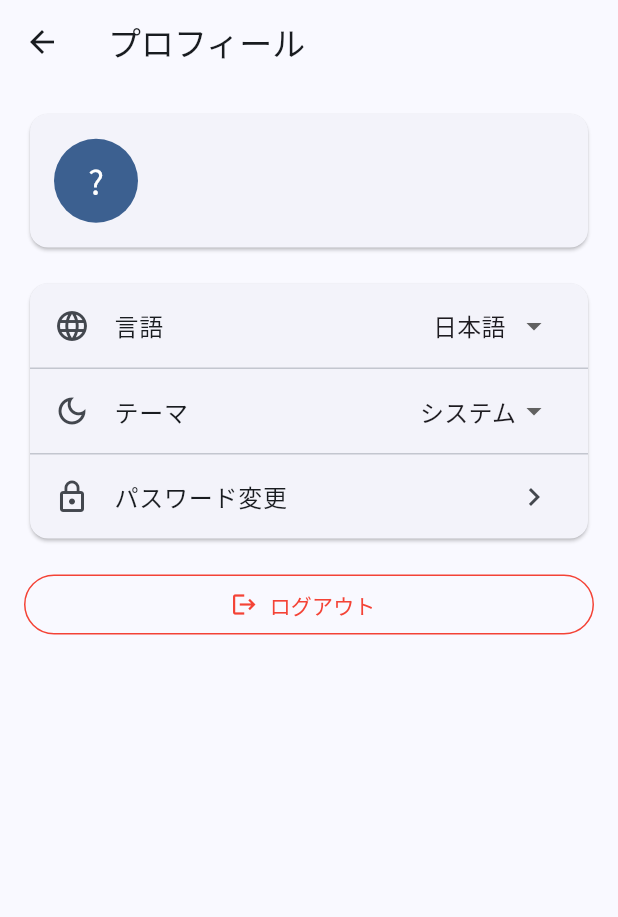
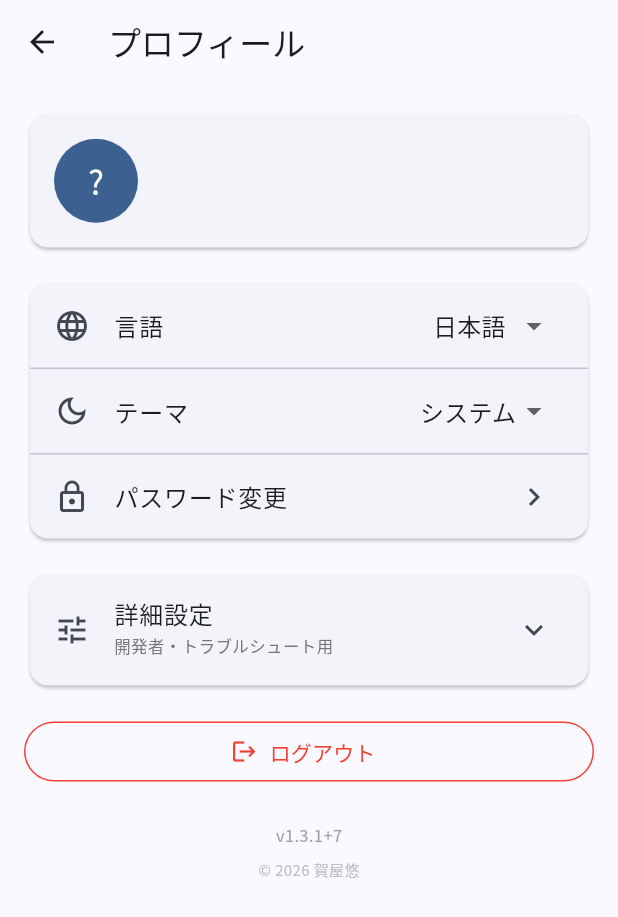
Before and after one commit to Haruka-Kaya/attendance-app, a Flutter app: the ProfileScreen screen opened directly, on a phone screen of 412 x 824 dp. Shown: the top 917 px of the screen. Run offline on Flutter 3.47's test engine with Material 3 defaults, Android fonts, the phone set to English and light mode, and no system bars; our stand-ins replace dio, flutter_secure_storage, google_fonts, open_filex, package_info_plus, shared_preferences and 1 more; accounts and stored records are empty; network calls fail.

```diff
--- a/lib/main.dart
+++ b/lib/main.dart
@@ -8,9 +8,11 @@ import 'providers/event_provider.dart';
 import 'providers/attendance_provider.dart';
 import 'providers/theme_provider.dart';
 import 'providers/language_provider.dart';
+import 'providers/debug_provider.dart';
 import 'screens/login_screen.dart';
 import 'screens/main_screen.dart';
 import 'screens/change_password_screen.dart';
+import 'screens/onboarding_screen.dart';
 import 'screens/update_screen.dart';
 import 'services/update_service.dart';
 
@@ -29,6 +31,7 @@ class AttendanceApp extends StatelessWidget {
       providers: [
         ChangeNotifierProvider(create: (_) => ThemeProvider()),
         ChangeNotifierProvider(create: (_) => LanguageProvider()),
+        ChangeNotifierProvider(create: (_) => DebugProvider()),
         ChangeNotifierProvider(create: (_) => AuthProvider()..init()),
         ChangeNotifierProvider(create: (_) => EventProvider()),
         ChangeNotifierProvider(create: (_) => AttendanceProvider()),
@@ -103,7 +106,8 @@ class _AppGateState extends State<_AppGate> {
     }
     if (!auth.isLoggedIn) return const LoginScreen();
     if (auth.mustChangePw) {
-      return const ChangePasswordScreen(forced: true);
+      // 初回ログインはオンボーディング画面 (パスワード+プロフィール一括登録)
+      return const OnboardingScreen();
     }
     return const MainScreen();
   }
--- a/lib/models/user.dart
+++ b/lib/models/user.dart
@@ -2,7 +2,7 @@ class UserModel {
   final int id;
   final String email;
   final String name;
-  final int? grade;
+  final String? grade;
   final String? userClass;
   final String role;
   final List<String> positions;
@@ -25,7 +25,7 @@ class UserModel {
         id:                  j['id'] as int,
         email:               j['email'] as String,
         name:                j['name'] as String,
-        grade:               j['grade'] as int?,
+        grade:               j['grade']?.toString(),
         userClass:           j['user_class'] as String?,
         role:                j['role'] as String,
         positions:           List<String>.from(j['positions'] ?? []),
--- /dev/null
+++ b/lib/providers/debug_provider.dart
@@ -0,0 +1,31 @@
+import 'package:flutter/foundation.dart';
+import 'package:shared_preferences/shared_preferences.dart';
+
+/// デバッグ設定 (詳細エラー表示など)。
+///
+/// `DebugProvider.verbose` でウィジェット外からも参照可能。
+class DebugProvider extends ChangeNotifier {
+  static bool _verbose = false;
+
+  /// ウィジェット外(エラーハンドラ等)から参照する用
+  static bool get verbose => _verbose;
+
+  bool get verboseErrors => _verbose;
+
+  DebugProvider() {
+    _load();
+  }
+
+  Future<void> _load() async {
+    final prefs = await SharedPreferences.getInstance();
+    _verbose = prefs.getBool('verbose_errors') ?? false;
+    notifyListeners();
+  }
+
+  Future<void> setVerbose(bool v) async {
+    _verbose = v;
+    notifyListeners();
+    final prefs = await SharedPreferences.getInstance();
+    await prefs.setBool('verbose_errors', v);
+  }
+}
--- a/lib/screens/profile_screen.dart
+++ b/lib/screens/profile_screen.dart
@@ -1,18 +1,26 @@
 import 'package:flutter/material.dart';
 import 'package:provider/provider.dart';
+import 'package:package_info_plus/package_info_plus.dart';
 import '../providers/auth_provider.dart';
 import '../providers/theme_provider.dart';
 import '../providers/language_provider.dart';
+import '../providers/debug_provider.dart';
 import 'change_password_screen.dart';
 
 class ProfileScreen extends StatelessWidget {
   const ProfileScreen({super.key});
+
+  Future<String> _versionString() async {
+    final pkg = await PackageInfo.fromPlatform();
+    return 'v${pkg.version}+${pkg.buildNumber}';
+  }
 
   @override
   Widget build(BuildContext context) {
     final auth  = context.watch<AuthProvider>();
     final theme = context.watch<ThemeProvider>();
     final lang  = context.watch<LanguageProvider>();
+    final dbg   = context.watch<DebugProvider>();
     final user  = auth.user;
 
     return Scaffold(
@@ -101,6 +109,36 @@ class ProfileScreen extends StatelessWidget {
           ),
           const SizedBox(height: 16),
 
+          // 詳細設定 (折りたたみ)
+          Card(
+            child: ExpansionTile(
+              leading: const Icon(Icons.tune),
+              title: Text(lang.lang == 'en' ? 'Advanced' : '詳細設定'),
+              subtitle: Text(
+                lang.lang == 'en'
+                    ? 'Developer / troubleshooting'
+                    : '開発者・トラブルシュート用',
+                style: TextStyle(fontSize: 11, color: Colors.grey.shade600),
+              ),
+              children: [
+                SwitchListTile(
+                  secondary: const Icon(Icons.bug_report_outlined),
+                  title: Text(
+                      lang.lang == 'en' ? 'Verbose error messages' : '詳細エラー表示'),
+                  subtitle: Text(
+                    lang.lang == 'en'
+                        ? 'Show HTTP codes, exception types, etc.'
+                        : 'HTTP コードや例外型などを表示',
+                    style: const TextStyle(fontSize: 11),
+                  ),
+                  value: dbg.verboseErrors,
+                  onChanged: (v) => dbg.setVerbose(v),
+                ),
+              ],
+            ),
+          ),
+          const SizedBox(height: 16),
+
           // ログアウト
           OutlinedButton.icon(
             style: OutlinedButton.styleFrom(
@@ -130,6 +168,25 @@ class ProfileScreen extends StatelessWidget {
               }
             },
           ),
+          const SizedBox(height: 24),
+
+          // バージョン表示
+          FutureBuilder<String>(
+            future: _versionString(),
+            builder: (_, snap) => Center(
+              child: Text(
+                snap.data ?? '',
+                style: TextStyle(fontSize: 11, color: Colors.grey.shade500),
+              ),
+            ),
+          ),
+          const SizedBox(height: 8),
+          Center(
+            child: Text(
+              '© 2026 賀屋悠',
+              style: TextStyle(fontSize: 10, color: Colors.grey.shade400),
+            ),
+          ),
         ],
       ),
     );
```
Also changed, not shown: lib/providers/auth_provider.dart (+25 -7 lines), lib/screens/admin/users_admin_screen.dart (+16 -12 lines), lib/screens/onboarding_screen.dart (added, +232 -0 lines), lib/services/update_service.dart (+54 -49 lines), 1 other file.
